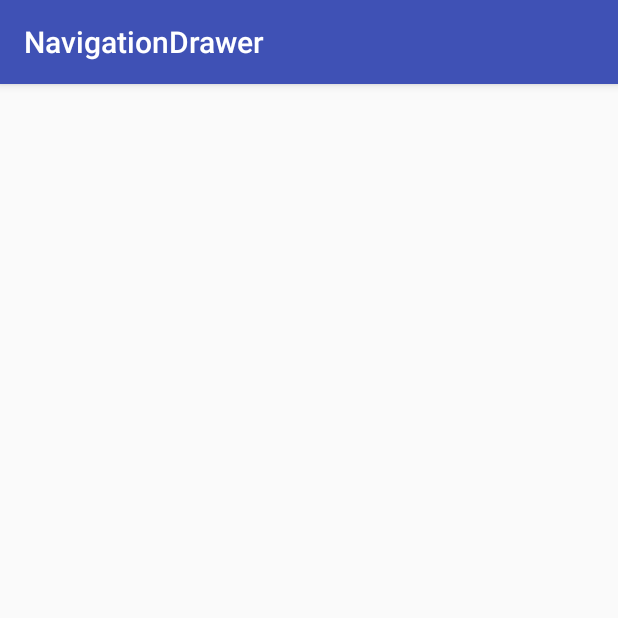
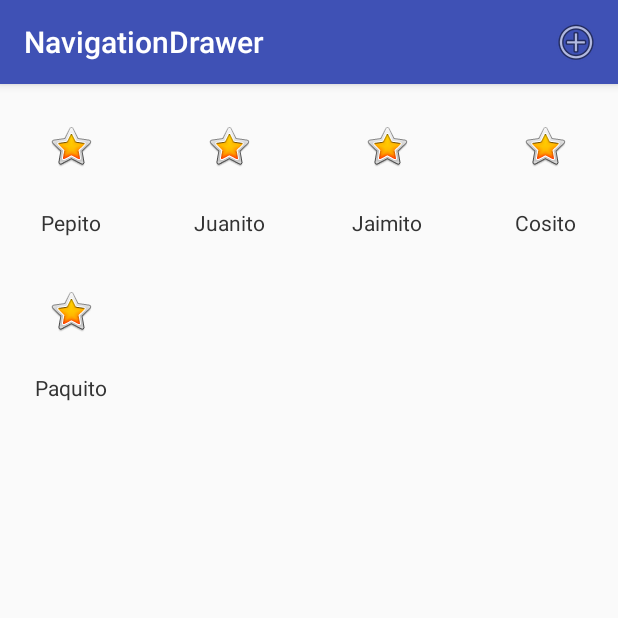
Before and after one commit to RodrigoPulidoG/NavigationDrawerBeta, an Android app: the GridActivity screen opened directly, with no data from a screen before it, on a phone screen of 412 x 824 dp, the top half of it. Run offline under Robolectric (Android 15) with nearby library versions, the phone set to English and light mode, and no system bars.

Commit message:
Add Recycler, Linear, Tipos de Grid
agregar y quitar elementos de cada item dentro de las herramientas usadas.

```diff
--- a/app/build.gradle
+++ b/app/build.gradle
@@ -21,10 +21,12 @@ android {
 dependencies {
     implementation fileTree(dir: 'libs', include: ['*.jar'])
     implementation 'com.android.support:appcompat-v7:27.1.1'
+    implementation 'com.android.support:recyclerview-v7:27.1.1'
     implementation 'com.android.support:support-v4:27.1.1'
     implementation 'com.android.support:design:27.1.1'
     implementation 'com.android.support.constraint:constraint-layout:1.1.3'
     implementation 'com.github.ybq:Android-SpinKit:1.2.0'
+    //noinspection GradleCompatible,GradleCompatible
     implementation 'com.google.android.gms:play-services-maps:16.1.0'
     testImplementation 'junit:junit:4.12'
     androidTestImplementation 'com.android.support.test:runner:1.0.2'
--- a/app/src/main/AndroidManifest.xml
+++ b/app/src/main/AndroidManifest.xml
@@ -42,7 +42,8 @@
             android:name=".MapsActivity"
             android:label="@string/title_activity_maps" />
         <activity android:name=".Main2Activity" />
-        <activity android:name=".GridActivity"></activity>
+        <activity android:name=".GridActivity" />
+        <activity android:name=".RecyclerActivity"></activity>
     </application>
 
 </manifest>
--- a/app/src/main/java/com/example/rodpro/navigationdrawer/GridActivity.java
+++ b/app/src/main/java/com/example/rodpro/navigationdrawer/GridActivity.java
@@ -2,12 +2,104 @@ package com.example.rodpro.navigationdrawer;
 
 import android.support.v7.app.AppCompatActivity;
 import android.os.Bundle;
+import android.view.ContextMenu;
+import android.view.Menu;
+import android.view.MenuInflater;
+import android.view.MenuItem;
+import android.view.View;
+import android.widget.AdapterView;
+import android.widget.GridView;
+import android.widget.Toast;
+
+import java.util.ArrayList;
+import java.util.List;
 
 public class GridActivity extends AppCompatActivity {
+    private List<String> names;
+    private GridView gridView;
+    private MyAdapter myAdapter;
+
+    private int contador = 0;
 
     @Override
     protected void onCreate(Bundle savedInstanceState) {
         super.onCreate(savedInstanceState);
         setContentView(R.layout.activity_grid);
+
+        gridView = findViewById(R.id.nav_gridView);
+
+        //Datos a mostrar
+        names = new ArrayList<String>();
+        names.add("Pepito");
+        names.add("Juanito");
+        names.add("Jaimito");
+        names.add("Cosito");
+        names.add("Paquito");
+
+
+        gridView.setOnItemClickListener(new AdapterView.OnItemClickListener() {
+            @Override
+            public void onItemClick(AdapterView<?> adapterView, View view, int position, long id) {
+                Toast.makeText(GridActivity.this,"Cliked: "+names.get(position),Toast.LENGTH_SHORT).show();
+            }
+        });
+
+        //Enlazmos nuestro adaptador personalizado
+        myAdapter = new MyAdapter(this, R.layout.grid_item, names);
+        gridView.setAdapter(myAdapter);
+
+        registerForContextMenu(gridView);
+    }
+
+    //Infla el layout del menu de opciones
+    @Override
+    public boolean onCreateOptionsMenu (Menu menu){
+        MenuInflater inflater = getMenuInflater();
+        inflater.inflate(R.menu.action_bar_menu, menu);
+        return true;
+    }
+
+    //Manejar eventos click en el menu de opciones
+    @Override
+    public boolean onOptionsItemSelected(MenuItem item){
+
+        switch (item.getItemId()){
+            case R.id.add_item:
+                //Añadir nuevo nombre
+                this.names.add("Added n°"+(++contador));
+                //Notificar al aaptador del cambio
+                this.myAdapter.notifyDataSetChanged();
+                return true;
+            default:
+                return super.onOptionsItemSelected(item);
+        }
+    }
+
+    //Infla el layout del context menu
+    @Override
+    public void onCreateContextMenu(ContextMenu menu, View v, ContextMenu.ContextMenuInfo menuInfo) {
+        super.onCreateContextMenu(menu, v, menuInfo);
+        MenuInflater inflater = getMenuInflater();
+        AdapterView.AdapterContextMenuInfo info = (AdapterView.AdapterContextMenuInfo) menuInfo;
+        menu.setHeaderTitle(this.names.get(info.position));
+        inflater.inflate(R.menu.context_menu, menu);
+    }
+
+    //Maneja eventos click en el context menu
+    @Override
+    public boolean onContextItemSelected(MenuItem item) {
+
+        AdapterView.AdapterContextMenuInfo info = (AdapterView.AdapterContextMenuInfo) item.getMenuInfo();
+
+        switch (item.getItemId()){
+            case R.id.delete_item:
+                //Borramos item clikeado
+                this.names.remove(info.position);
+                //Notificar al aaptador del cambio
+                this.myAdapter.notifyDataSetChanged();
+                return true;
+            default:
+                return super.onContextItemSelected(item);
+        }
     }
 }
--- /dev/null
+++ b/app/src/main/java/com/example/rodpro/navigationdrawer/MyAdapter.java
@@ -0,0 +1,66 @@
+package com.example.rodpro.navigationdrawer;
+
+import android.content.Context;
+import android.support.v7.widget.RecyclerView;
+import android.view.LayoutInflater;
+import android.view.View;
+import android.view.ViewGroup;
+import android.widget.BaseAdapter;
+import android.widget.TextView;
+
+import java.util.List;
+
+
+public class MyAdapter extends BaseAdapter {
+
+    private Context context;
+    private int layout;
+    private List<String> names;
+
+    public MyAdapter (Context context, int layout, List<String> names){
+        this.context = context;
+        this.layout = layout;
+        this.names = names;
+    }
+    @Override
+    public int getCount() {return this.names.size();}
+
+    @Override
+    public Object getItem(int position) {return this.names.get(position);}
+
+    @Override
+    public long getItemId(int id) {return id;}
+
+    @Override
+    public View getView(int position, View convertView, ViewGroup viewGroup) {
+        //View Holder Pattern
+        ViewHolder holder;
+
+        if (convertView == null) {
+            //Inflamos la vista que llega del layout personalizado
+            LayoutInflater layoutInflater = LayoutInflater.from(this.context);
+            convertView = layoutInflater.inflate(layout, null);
+
+            holder = new ViewHolder();
+            holder.nameTextview = convertView.findViewById(R.id.textView);
+            convertView.setTag(holder);
+        }else {
+            holder = (ViewHolder) convertView.getTag();
+        }
+
+        //Trae el nombre actual depediendo de la posicion
+        String currentName = names.get(position);
+        //currentName = (String) getItem(position);
+
+        //Referencia el elemento a modificar y lo rellena
+        holder.nameTextview.setText(currentName);
+
+         //Debuelve la vita inflada y modificada con los datos
+         return convertView;
+
+    }
+
+    static class ViewHolder{
+        private TextView nameTextview;
+    }
+}
--- a/app/src/main/res/layout/activity_grid.xml
+++ b/app/src/main/res/layout/activity_grid.xml
@@ -1,9 +1,24 @@
 <?xml version="1.0" encoding="utf-8"?>
-<android.support.constraint.ConstraintLayout xmlns:android="http://schemas.android.com/apk/res/android"
-    xmlns:app="http://schemas.android.com/apk/res-auto"
+<RelativeLayout
+    xmlns:android="http://schemas.android.com/apk/res/android"
     xmlns:tools="http://schemas.android.com/tools"
     android:layout_width="match_parent"
     android:layout_height="match_parent"
     tools:context="com.example.rodpro.navigationdrawer.GridActivity">
 
-</android.support.constraint.ConstraintLayout>
+    <GridView
+        android:id="@+id/nav_gridView"
+        android:layout_alignParentStart="true"
+        android:layout_alignParentTop="true"
+        android:layout_alignParentLeft="true"
+        android:columnWidth="90dp"
+        android:verticalSpacing="8dp"
+        android:horizontalSpacing="10dp"
+        android:numColumns="auto_fit"
+        android:gravity="center"
+        android:stretchMode="columnWidth"
+        android:layout_width="wrap_content"
+        android:layout_height="wrap_content"></GridView>
+
+
+</RelativeLayout>
--- /dev/null
+++ b/app/src/main/res/layout/grid_item.xml
@@ -0,0 +1,24 @@
+<?xml version="1.0" encoding="utf-8"?>
+<LinearLayout
+    xmlns:android="http://schemas.android.com/apk/res/android"
+    android:orientation="vertical"
+    android:layout_width="match_parent"
+    android:layout_height="120dp">
+
+    <ImageView
+        android:id="@+id/imageView"
+        android:layout_gravity="center_horizontal"
+        android:layout_margin="25dp"
+        android:src="@android:drawable/btn_star_big_on"
+        android:layout_width="wrap_content"
+        android:layout_height="wrap_content" />
+
+    <TextView
+        android:id="@+id/textView"
+        android:text="names"
+        android:textColor="#333"
+        android:layout_gravity="center_horizontal"
+        android:layout_width="wrap_content"
+        android:layout_height="wrap_content" />
+
+</LinearLayout>
--- /dev/null
+++ b/app/src/main/res/menu/action_bar_menu.xml
@@ -0,0 +1,10 @@
+<?xml version="1.0" encoding="utf-8"?>
+<menu
+    xmlns:android="http://schemas.android.com/apk/res/android"
+    xmlns:app="http://schemas.android.com/apk/res-auto">
+    <item
+        android:id="@+id/add_item"
+        android:icon="@android:drawable/ic_menu_add"
+        android:title="Add Item"
+        app:showAsAction="ifRoom" />
+</menu>
--- /dev/null
+++ b/app/src/main/res/menu/context_menu.xml
@@ -0,0 +1,6 @@
+<?xml version="1.0" encoding="utf-8"?>
+<menu xmlns:android="http://schemas.android.com/apk/res/android">
+    <item android:id="@+id/delete_item"
+        android:title="Delete"/>
+
+</menu>
```
Also changed, not shown: app/src/main/java/com/example/rodpro/navigationdrawer/MainActivity.java (+6 -4 lines), app/src/main/java/com/example/rodpro/navigationdrawer/MyRecyclerViewAdapter.java (added, +65 -0 lines), app/src/main/java/com/example/rodpro/navigationdrawer/RecyclerActivity.java (added, +93 -0 lines), app/src/main/res/layout/activity_recycler.xml (added, +17 -0 lines), app/src/main/res/layout/recycler_view_item.xml (added, +14 -0 lines), app/src/main/res/menu/activity_main_drawer.xml (+4 -4 lines), app/src/main/res/menu/recycler_menu.xml (added, +9 -0 lines).
